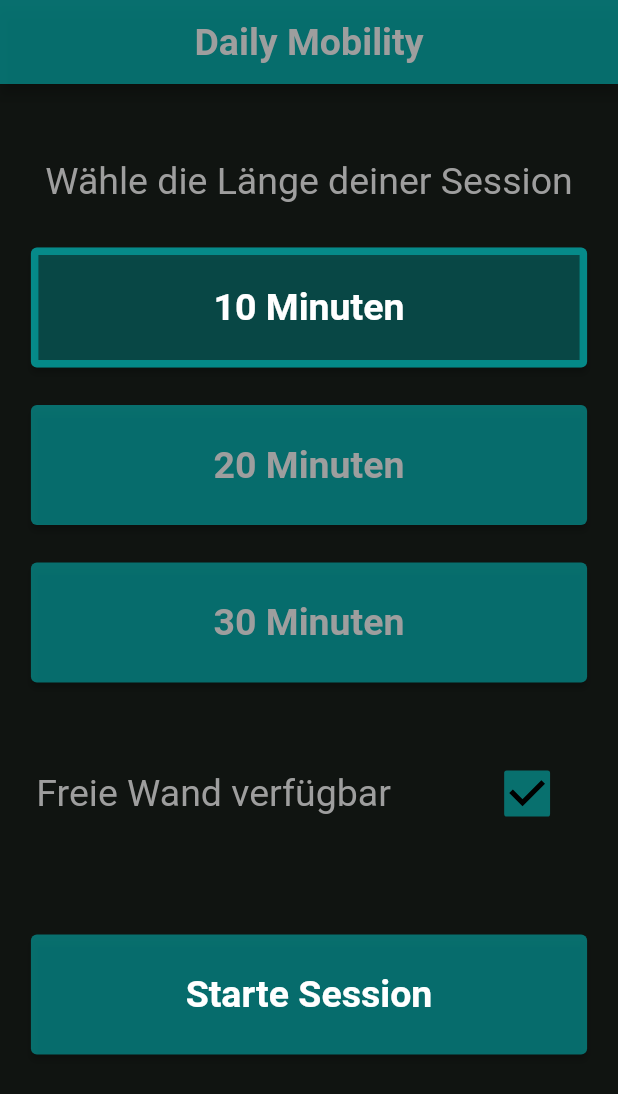
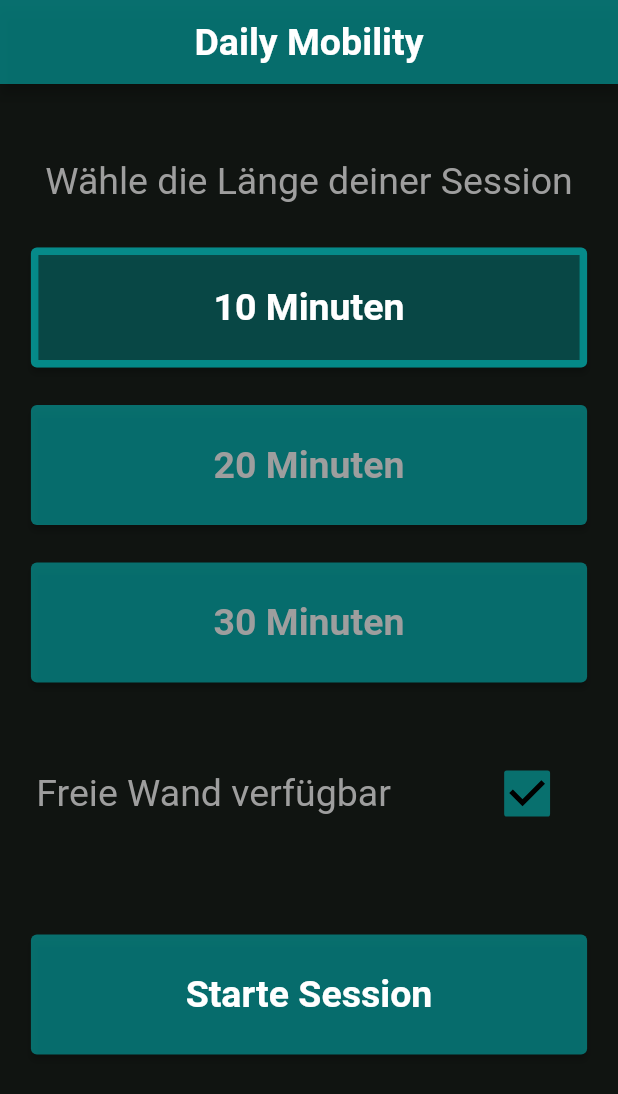
Before and after one commit to melaLetics/mobility, a Flutter app: the screen it shows after launch, on a phone screen of 412 x 824 dp. Shown: the top 1094 px of the screen. Run offline on Flutter 3.47's test engine with Material 2 defaults, Android fonts, the phone set to English and light mode, and no system bars; our stand-ins replace audioplayers, timer_count_down; missing offline and left inert: linear_progress_bar; Roboto replaces fonts that are missing (LucidaConsole).

Commit message:
font of Daily Mobility

```diff
--- a/lib/screens/routine_screen.dart
+++ b/lib/screens/routine_screen.dart
@@ -95,7 +95,7 @@ class _RoutineScreenState extends State<RoutineScreen> {
               style: TextStyle(
                 fontSize: 25,
                 fontWeight: FontWeight.bold,
-                color: Colors.grey,
+                color: Colors.white,
               )),
           centerTitle: true,
         ),
--- a/lib/screens/setup_screen.dart
+++ b/lib/screens/setup_screen.dart
@@ -38,7 +38,7 @@ class SetupScreenState extends State<SetupScreen> {
             style: TextStyle(
               fontSize: 25,
               fontWeight: FontWeight.bold,
-              color: Colors.grey,
+              color: Colors.white,
             )),
         centerTitle: true,
       ),
```
